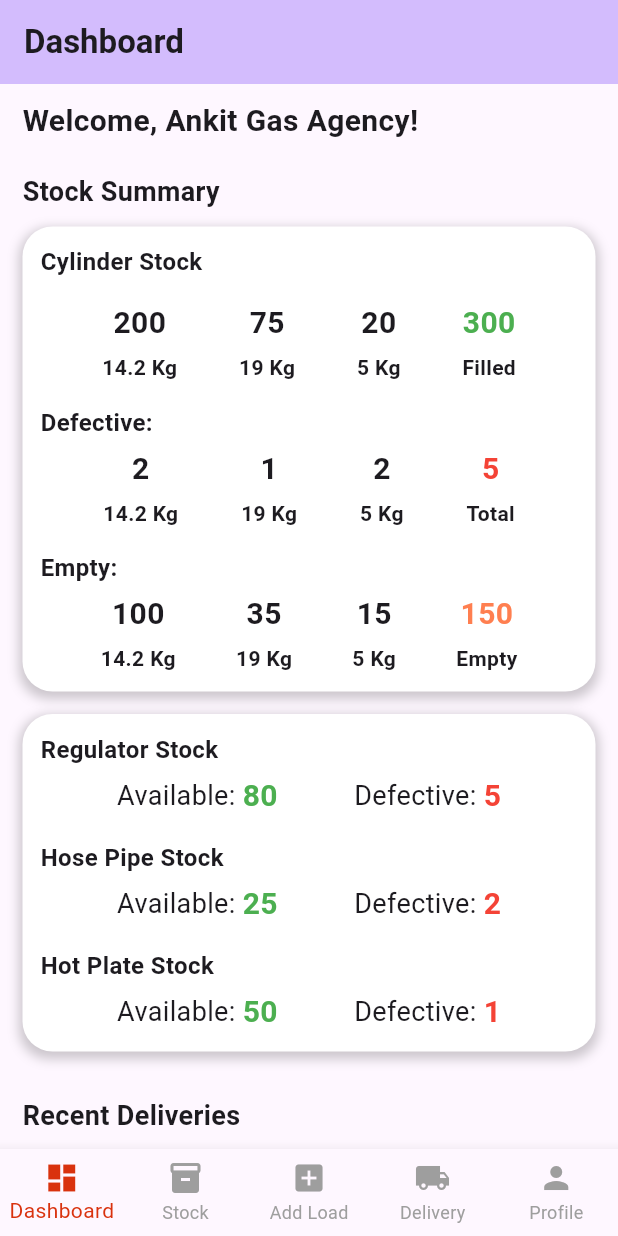
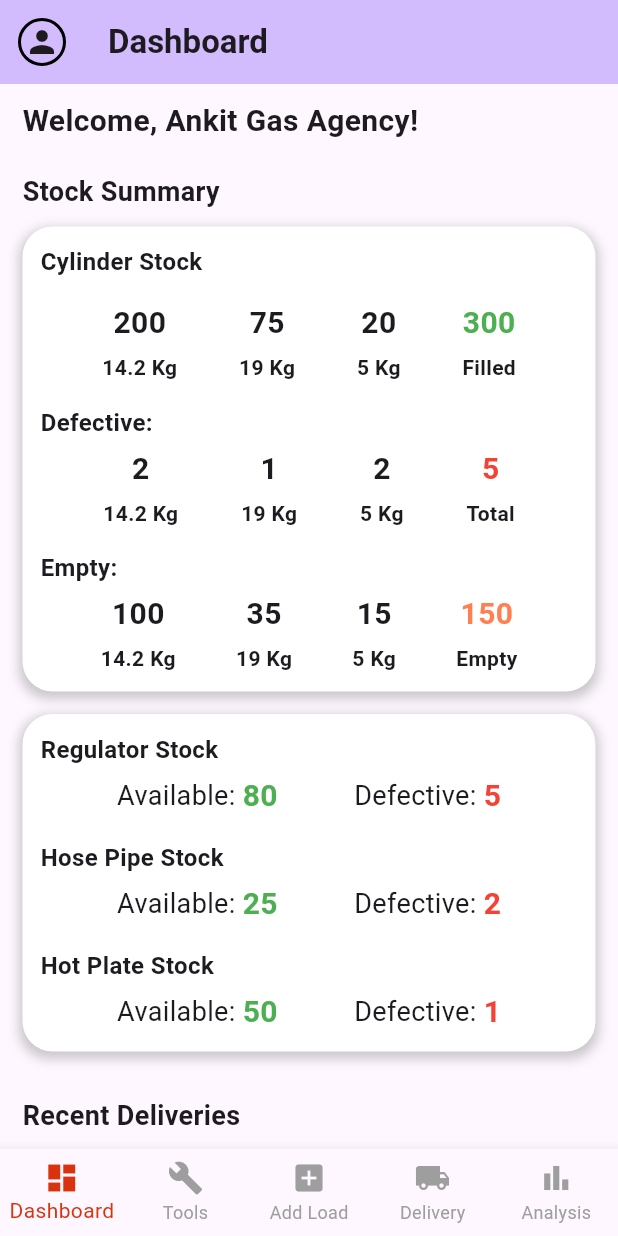
Before and after one commit to Mrugen-Fichadia/smart-distributor-app, a Flutter app: the screen it shows after launch, on a phone screen of 412 x 824 dp. Run offline on Flutter 3.47's test engine with Material 3 defaults, Android fonts, the phone set to English and light mode, and no system bars; our stand-ins replace firebase_core; accounts and stored records are empty; Roboto replaces fonts that are missing (Poppins).

Commit message:
Updated Dashboard and bottom Navbar

```diff
--- a/lib/main.dart
+++ b/lib/main.dart
@@ -1,8 +1,7 @@
 import 'package:flutter/material.dart';
-import 'package:smart_distributor_app/pages/auth.dart'; // Assuming your AuthScreen file is here
+import 'package:smart_distributor_app/pages/auth.dart';
 import 'dart:async';
-// ignore: unused_import
-import 'package:smart_distributor_app/pages/home.dart'; // This import is kept as it might be used elsewhere
+import 'package:smart_distributor_app/pages/home.dart';
 
 void main() {
   runApp(const MyApp());
--- a/lib/pages/dashboard.dart
+++ b/lib/pages/dashboard.dart
@@ -18,7 +18,7 @@ class _DashboardState extends State<Dashboard> {
       'in_19': 2,
       'amount': 1200,
       'location': "Railways",
-      'hawker': "Ramji"
+      'hawker': "Ramji",
     },
     {
       'name': 'Anita Shah',
@@ -29,7 +29,7 @@ class _DashboardState extends State<Dashboard> {
       'in_14': 3,
       'amount': 1800,
       'location': "Ratlam",
-      'hawker': "Premraj"
+      'hawker': "Premraj",
     },
     {
       'name': 'Mukesh Mehta',
@@ -40,7 +40,7 @@ class _DashboardState extends State<Dashboard> {
       'in_5': 2,
       'amount': 600,
       'location': "Bhilwara",
-      'hawker': "Ramji"
+      'hawker': "Ramji",
     },
     {
       'name': 'Kavita Joshi',
@@ -51,7 +51,7 @@ class _DashboardState extends State<Dashboard> {
       'in_14': 4,
       'amount': 2400,
       'location': "Railways",
-      'hawker': "Premraj"
+      'hawker': "Premraj",
     },
     {
       'name': 'Vikram Desai',
@@ -62,7 +62,7 @@ class _DashboardState extends State<Dashboard> {
       'in_19': 1,
       'amount': 1200,
       'location': "Ratlam",
-      'hawker': "Dinesh"
+      'hawker': "Dinesh",
     },
   ];
 
@@ -92,12 +92,18 @@ class _DashboardState extends State<Dashboard> {
                 ),
                 SizedBox(height: 4),
                 Text("OUT:"),
-                entry.containsKey('out_14')?
-                Text("14 KG - ${entry['out_14']}"): entry.containsKey('out_19')?Text("19 KG - ${entry['out_19']}") : Text("5 KG - ${entry['out_5']}"),
+                entry.containsKey('out_14')
+                    ? Text("14 KG - ${entry['out_14']}")
+                    : entry.containsKey('out_19')
+                    ? Text("19 KG - ${entry['out_19']}")
+                    : Text("5 KG - ${entry['out_5']}"),
                 SizedBox(height: 4),
                 Text("IN:"),
-                entry.containsKey('in_14')?
-                Text("14 KG - ${entry['in_14']}"): entry.containsKey('in_19')?Text("19 KG - ${entry['in_19']}") : Text("5 KG - ${entry['in_5']}"),
+                entry.containsKey('in_14')
+                    ? Text("14 KG - ${entry['in_14']}")
+                    : entry.containsKey('in_19')
+                    ? Text("19 KG - ${entry['in_19']}")
+                    : Text("5 KG - ${entry['in_5']}"),
                 SizedBox(height: 4),
                 Text(
                   "${entry['location']}",
@@ -145,8 +151,10 @@ class _DashboardState extends State<Dashboard> {
                   ],
                 ),
                 SizedBox(height: 8),
-                Text("${entry['hawker']}",
-                  style: TextStyle(fontWeight: FontWeight.bold, fontSize: 16)),
+                Text(
+                  "${entry['hawker']}",
+                  style: TextStyle(fontWeight: FontWeight.bold, fontSize: 16),
+                ),
               ],
             ),
           ],
@@ -164,10 +172,20 @@ class _DashboardState extends State<Dashboard> {
     return Scaffold(
       appBar: AppBar(
         backgroundColor: Theme.of(context).colorScheme.inversePrimary,
-        title: Text(
-          "${_pages[_currentIndex]}",
-          style: TextStyle(fontWeight: FontWeight.bold),
+        leading: GestureDetector(
+          onTap: () {
+
+          },
+          child: Container(
+            margin: EdgeInsets.all(12),
+            decoration: BoxDecoration(
+              shape: BoxShape.circle,
+              border: Border.all(width: 2),
+            ),
+            child: Icon(Icons.person, size: 24,),
+          ),
         ),
+        title: Text("Dashboard", style: TextStyle(fontWeight: FontWeight.bold)),
       ),
       body: SingleChildScrollView(
         child: Center(
@@ -550,7 +568,7 @@ class _DashboardState extends State<Dashboard> {
                                   style: TextStyle(
                                     fontWeight: FontWeight.bold,
                                     fontSize: 20,
-                                    color: Colors.green
+                                    color: Colors.green,
                                   ),
                                 ),
                               ],
@@ -569,7 +587,7 @@ class _DashboardState extends State<Dashboard> {
                                   style: TextStyle(
                                     fontWeight: FontWeight.bold,
                                     fontSize: 20,
-                                    color: Colors.red
+                                    color: Colors.red,
                                   ),
                                 ),
                               ],
--- a/lib/pages/home.dart
+++ b/lib/pages/home.dart
@@ -1,5 +1,6 @@
 import 'package:flutter/material.dart';
 import 'package:smart_distributor_app/pages/dashboard.dart';
+import 'package:smart_distributor_app/pages/tools.dart';
 
 class MyHomePage extends StatefulWidget {
   const MyHomePage({super.key});
@@ -151,7 +152,7 @@ class _MyHomePageState extends State<MyHomePage> {
         index: _currentIndex,
         children: [
           Dashboard(),
-
+          Tools(),
         ],
       ),
       bottomNavigationBar: BottomNavigationBar(
@@ -164,7 +165,7 @@ class _MyHomePageState extends State<MyHomePage> {
             _currentIndex = index;
           });
         },
-        items: const [
+        items: [
           BottomNavigationBarItem(
             icon: Padding(
               padding: EdgeInsets.symmetric(horizontal: 8.0),
@@ -175,9 +176,9 @@ class _MyHomePageState extends State<MyHomePage> {
           BottomNavigationBarItem(
             icon: Padding(
               padding: EdgeInsets.symmetric(horizontal: 8.0),
-              child: Icon(Icons.inventory),
+              child: Icon(Icons.build),
             ),
-            label: "Stock",
+            label: "Tools",
           ),
           BottomNavigationBarItem(
             icon: Padding(
@@ -196,9 +197,9 @@ class _MyHomePageState extends State<MyHomePage> {
           BottomNavigationBarItem(
             icon: Padding(
               padding: EdgeInsets.symmetric(horizontal: 8.0),
-              child: Icon(Icons.person),
+              child: Icon(Icons.bar_chart),
             ),
-            label: "Profile",
+            label: "Analysis",
           ),
         ],
       ),
```
